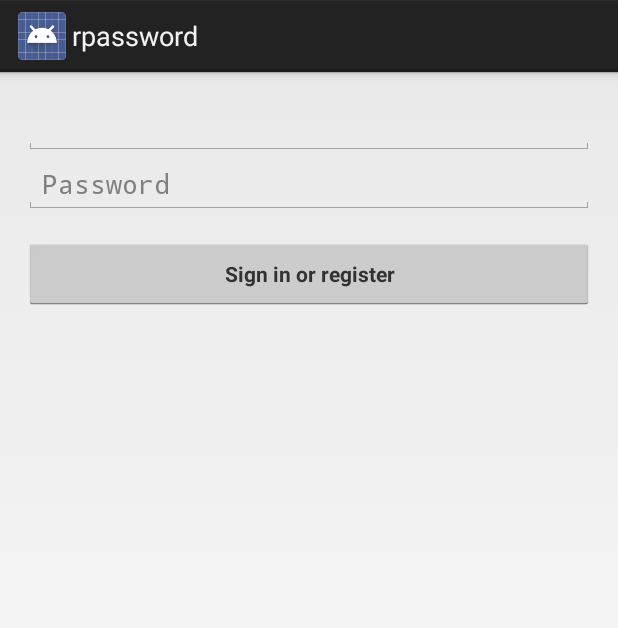
After one commit to iskyler/Rpassword, an Android app: the layout activity_register.xml on its own in the app's theme, with its tools: preview values and no code run, on a phone screen of 412 x 824 dp. The commit adds this screen. Shown: the top 628 px of the screen. Run offline under Robolectric (Android 15) with nearby library versions, the phone set to English and light mode, and no system bars.

```diff
--- a/app/build.gradle
+++ b/app/build.gradle
@@ -30,9 +30,9 @@ dependencies {
     compile fileTree(dir: 'libs', include: ['*.jar'])
     compile files('libs/android-async-http-1.4.6.jar')
     compile files('libs/gson-2.3.jar')
+    compile('com.fortysevendeg.swipelistview:swipelistview:1.0-SNAPSHOT@aar') {
+        transitive = true
+    }
     compile 'com.android.support:appcompat-v7:20.0.0'
     compile 'com.android.support:support-v4:20.0.0'
-    compile ('com.fortysevendeg.swipelistview:swipelistview:1.0-SNAPSHOT@aar') {
-        transitive = true
-    }
 }
--- /dev/null
+++ b/app/src/main/res/layout/activity_register.xml
@@ -0,0 +1,67 @@
+<LinearLayout xmlns:android="http://schemas.android.com/apk/res/android"
+    xmlns:tools="http://schemas.android.com/tools"
+    android:layout_width="match_parent"
+    android:layout_height="match_parent"
+    android:gravity="center_horizontal"
+    android:orientation="vertical"
+    android:paddingBottom="@dimen/activity_vertical_margin"
+    android:paddingLeft="@dimen/activity_horizontal_margin"
+    android:paddingRight="@dimen/activity_horizontal_margin"
+    android:paddingTop="@dimen/activity_vertical_margin"
+    tools:context="com.skyler.rpassword.ui.RegisterActivity">
+
+    <!-- Login progress -->
+    <ProgressBar
+        android:id="@+id/login_progress"
+        style="?android:attr/progressBarStyleLarge"
+        android:layout_width="wrap_content"
+        android:layout_height="wrap_content"
+        android:layout_marginBottom="8dp"
+        android:visibility="gone"/>
+
+    <ScrollView
+        android:id="@+id/login_form"
+        android:layout_width="match_parent"
+        android:layout_height="match_parent"
+        >
+
+            <LinearLayout
+                android:id="@+id/email_login_form"
+                android:layout_width="match_parent"
+                android:layout_height="wrap_content"
+                android:orientation="vertical">
+
+                <AutoCompleteTextView
+                    android:id="@+id/email"
+                    android:layout_width="match_parent"
+                    android:layout_height="wrap_content"
+                    android:hint="@string/prompt_email"
+                    android:inputType="textEmailAddress"
+                    android:maxLines="1"
+                    android:singleLine="true"/>
+
+                <EditText
+                    android:id="@+id/password"
+                    android:layout_width="match_parent"
+                    android:layout_height="wrap_content"
+                    android:hint="@string/prompt_password"
+                    android:imeActionId="@+id/login"
+                    android:imeActionLabel="@string/action_sign_in_short"
+                    android:imeOptions="actionUnspecified"
+                    android:inputType="textPassword"
+                    android:maxLines="1"
+                    android:singleLine="true"/>
+
+                <Button
+                    android:id="@+id/email_sign_in_button"
+                    style="?android:textAppearanceSmall"
+                    android:layout_width="match_parent"
+                    android:layout_height="wrap_content"
+                    android:layout_marginTop="16dp"
+                    android:text="@string/action_sign_in"
+                    android:textStyle="bold"/>
+
+            </LinearLayout>
+    </ScrollView>
+
+</LinearLayout>
--- a/app/src/main/res/values/strings_activity_login.xml
+++ b/app/src/main/res/values/strings_activity_login.xml
@@ -1,7 +1,7 @@
 <resources>
 
     <!-- Strings related to login -->
-    <string name="prompt_email">Email</string>
+    <string name="prompt_email"></string>
     <string name="prompt_password">Password</string>
     <string name="action_sign_in">Sign in or register</string>
     <string name="action_sign_in_short">Sign in</string>
--- /dev/null
+++ b/app/src/main/res/values/strings_activity_register.xml
@@ -0,0 +1,4 @@
+<resources>
+    <string name="title_activity_register">Sign Up</string>
+    <string name="action_register">Sign Up</string>
+</resources>
```
Also changed, not shown: app/src/main/AndroidManifest.xml (+10 -1 lines), app/src/main/java/com/skyler/rpassword/ui/RegisterActivity.java (added, +313 -0 lines), app/src/main/res/values/strings_activity_password_card.xml (+4 -4 lines), 5 other files.
